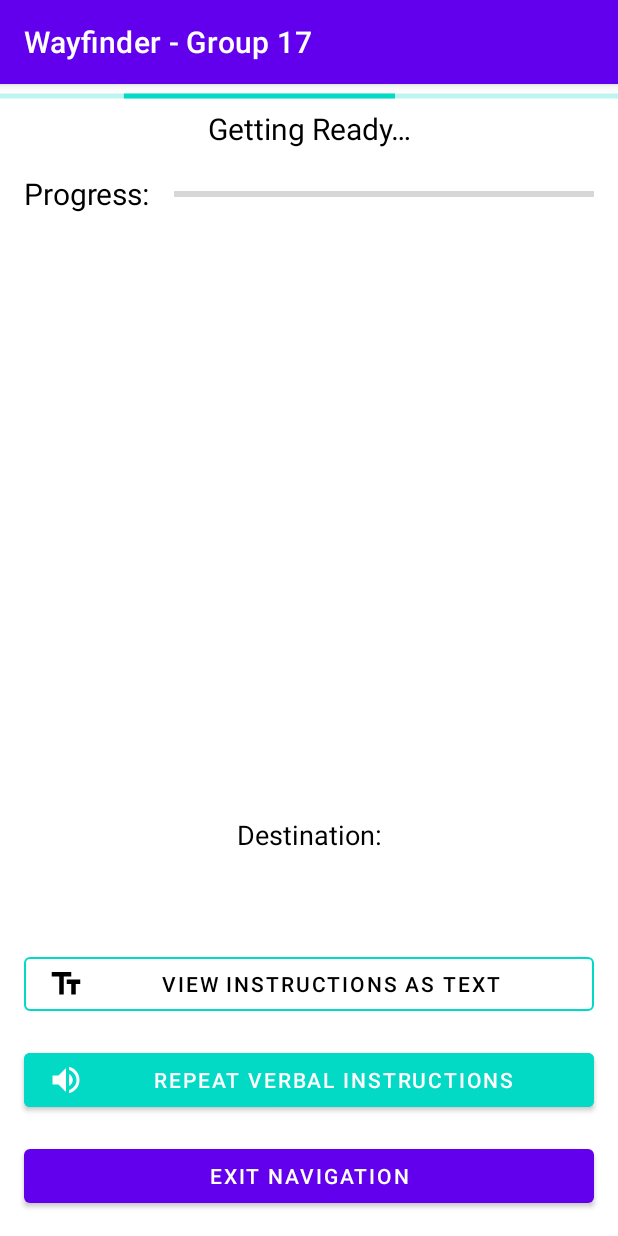
After one commit to Victoria-Cimpu/Wayfinder_Group17, an Android app: the Wayfinder screen opened directly, with no data from a screen before it, on a phone screen of 412 x 824 dp. The commit adds this screen. Run offline under Robolectric (Android 15) with nearby library versions, the phone set to English and light mode, and no system bars.

Commit message:
Implemented Wayfinder to the master project

```diff
--- a/MasterProject/app/src/main/AndroidManifest.xml
+++ b/MasterProject/app/src/main/AndroidManifest.xml
@@ -9,6 +9,9 @@
         android:roundIcon="@mipmap/ic_launcher_round"
         android:supportsRtl="true"
         android:theme="@style/Theme.MasterProject">
+        <activity
+            android:name=".Wayfinder"
+            android:exported="false" />
         <activity
             android:name=".CallDesk"
             android:exported="false" />
--- a/MasterProject/app/src/main/java/com/example/masterproject/CallDesk.java
+++ b/MasterProject/app/src/main/java/com/example/masterproject/CallDesk.java
@@ -57,6 +57,7 @@ public class CallDesk extends AppCompatActivity {
 
 
 
+    // Screen Swiping
     public boolean onTouchEvent(MotionEvent touchEvent){
         switch(touchEvent.getAction()){
             case MotionEvent.ACTION_DOWN:
@@ -66,9 +67,9 @@ public class CallDesk extends AppCompatActivity {
             case MotionEvent.ACTION_UP:
                 x2 = touchEvent.getX();
                 y2 = touchEvent.getY();
-                if(x1 <  x2){
-                    // No Left activity
-                    Intent i = new Intent(CallDesk.this, MainActivity.class);
+                if(x1 <  x2 && (x2-x1) > THRESHOLD){
+                    // Left activity
+                    Intent i = new Intent(CallDesk.this, Wayfinder.class);
                     startActivity(i);
                     overridePendingTransition(R.anim.slide_in_left, R.anim.slide_out_right);
                     finish();
--- a/MasterProject/app/src/main/java/com/example/masterproject/MainActivity.java
+++ b/MasterProject/app/src/main/java/com/example/masterproject/MainActivity.java
@@ -10,8 +10,11 @@ import android.view.View;
 import android.widget.Button;
 
 public class MainActivity extends AppCompatActivity {
+    float x1, x2, y1, y2;
+    static float THRESHOLD = 150;
     Button button_settings;
     Button button_calldesk;
+    Button button_wayfinder;
 
     @Override
     protected void onCreate(Bundle savedInstanceState) {
@@ -33,6 +36,14 @@ public class MainActivity extends AppCompatActivity {
                 openCallDesk();
             }
         });
+
+        button_wayfinder = (Button) findViewById(R.id.btn_wayfinder);
+        button_wayfinder.setOnClickListener(new View.OnClickListener() {
+            @Override
+            public void onClick(View v) {
+               openWayfinder();
+            }
+        });
     }
 
 
@@ -48,4 +59,32 @@ public class MainActivity extends AppCompatActivity {
         startActivity(i);
         overridePendingTransition(R.anim.slide_in_right, R.anim.slide_out_left);
     }
+
+    public void openWayfinder(){
+        Intent i = new Intent(MainActivity.this, Wayfinder.class);
+        startActivity(i);
+        overridePendingTransition(R.anim.slide_in_right, R.anim.slide_out_left);
+    }
+
+    // Screen Swiping
+    public boolean onTouchEvent(MotionEvent touchEvent){
+        switch(touchEvent.getAction()){
+            case MotionEvent.ACTION_DOWN:
+                x1 = touchEvent.getX();
+                y1 = touchEvent.getY();
+                break;
+            case MotionEvent.ACTION_UP:
+                x2 = touchEvent.getX();
+                y2 = touchEvent.getY();
+                if(x1 <  x2 && (x2-x1) > THRESHOLD){
+                    // Left activity
+
+                }else if(x1 > x2 && (x1-x2) > THRESHOLD){
+                    // Right activity
+                    openWayfinder();
+                }
+                break;
+        }
+        return false;
+    }
 }
--- a/MasterProject/app/src/main/java/com/example/masterproject/Settings.java
+++ b/MasterProject/app/src/main/java/com/example/masterproject/Settings.java
@@ -16,6 +16,7 @@ import android.content.Context;
 import android.widget.RadioButton;
 import android.widget.RadioGroup;
 import android.widget.TextView;
+import android.widget.Toast;
 
 
 public class Settings extends AppCompatActivity{
@@ -61,7 +62,9 @@ public class Settings extends AppCompatActivity{
             TTS_checkBox.setChecked(false);
         }
 
-        int fontSizeSel = sharedPreferences.getInt("FontSize",1);
+        int fontSizeSel = 1;
+        fontSizeSel = sharedPreferences.getInt("FontSize",1);
+
         RadioButton fSChoice = (RadioButton) FontSize.getChildAt(fontSizeSel);
         fSChoice.setChecked(true);
         setFontSize(fontSizeSel);
@@ -134,6 +137,7 @@ public class Settings extends AppCompatActivity{
         editor.commit();
     }
 
+    // Screen Swiping
     public boolean onTouchEvent(MotionEvent touchEvent){
         switch(touchEvent.getAction()){
             case MotionEvent.ACTION_DOWN:
@@ -143,8 +147,8 @@ public class Settings extends AppCompatActivity{
             case MotionEvent.ACTION_UP:
                 x2 = touchEvent.getX();
                 y2 = touchEvent.getY();
-                if(x1 <  x2){
-                    // No Left activity
+                if(x1 <  x2 && (x2-x1) > THRESHOLD){
+                    // Left activity
                     Intent i = new Intent(Settings.this, CallDesk.class);
                     startActivity(i);
                     overridePendingTransition(R.anim.slide_in_left, R.anim.slide_out_right);
--- /dev/null
+++ b/MasterProject/app/src/main/java/com/example/masterproject/Wayfinder.java
@@ -0,0 +1,46 @@
+package com.example.masterproject;
+
+import androidx.appcompat.app.AppCompatActivity;
+
+import android.content.Intent;
+import android.os.Bundle;
+import android.view.MotionEvent;
+
+public class Wayfinder extends AppCompatActivity {
+    float x1, x2, y1, y2;
+    static float THRESHOLD = 150;
+
+    @Override
+    protected void onCreate(Bundle savedInstanceState) {
+        super.onCreate(savedInstanceState);
+        setContentView(R.layout.activity_wayfinder);
+    }
+
+    // Screen Swiping
+    public boolean onTouchEvent(MotionEvent touchEvent){
+        switch(touchEvent.getAction()){
+            case MotionEvent.ACTION_DOWN:
+                x1 = touchEvent.getX();
+                y1 = touchEvent.getY();
+                break;
+            case MotionEvent.ACTION_UP:
+                x2 = touchEvent.getX();
+                y2 = touchEvent.getY();
+                if(x1 <  x2 && (x2-x1) > THRESHOLD){
+                    // Left activity
+                    Intent i = new Intent(Wayfinder.this, MainActivity.class);
+                    startActivity(i);
+                    overridePendingTransition(R.anim.slide_in_left, R.anim.slide_out_right);
+                    finish();
+                }else if(x1 > x2 && (x1-x2) > THRESHOLD){
+                    // Right activity
+                    Intent i = new Intent(Wayfinder.this, CallDesk.class);
+                    startActivity(i);
+                    overridePendingTransition(R.anim.slide_in_right, R.anim.slide_out_left);
+                    finish();
+                }
+                break;
+        }
+        return false;
+    }
+}
--- /dev/null
+++ b/MasterProject/app/src/main/res/drawable/ic_baseline_text_fields_24.xml
@@ -0,0 +1,10 @@
+<vector xmlns:android="http://schemas.android.com/apk/res/android"
+    android:width="24dp"
+    android:height="24dp"
+    android:tint="?attr/colorControlNormal"
+    android:viewportWidth="24"
+    android:viewportHeight="24">
+  <path
+      android:fillColor="@android:color/white"
+      android:pathData="M2.5,4v3h5v12h3V7h5V4H2.5zM21.5,9h-9v3h3v7h3v-7h3V9z" />
+</vector>
--- /dev/null
+++ b/MasterProject/app/src/main/res/drawable/ic_baseline_volume_up_24.xml
@@ -0,0 +1,10 @@
+<vector xmlns:android="http://schemas.android.com/apk/res/android"
+    android:width="24dp"
+    android:height="24dp"
+    android:tint="?attr/colorControlNormal"
+    android:viewportWidth="24"
+    android:viewportHeight="24">
+  <path
+      android:fillColor="@android:color/white"
+      android:pathData="M3,9v6h4l5,5L12,4L7,9L3,9zM16.5,12c0,-1.77 -1.02,-3.29 -2.5,-4.03v8.05c1.48,-0.73 2.5,-2.25 2.5,-4.02zM14,3.23v2.06c2.89,0.86 5,3.54 5,6.71s-2.11,5.85 -5,6.71v2.06c4.01,-0.91 7,-4.49 7,-8.77s-2.99,-7.86 -7,-8.77z" />
+</vector>
--- /dev/null
+++ b/MasterProject/app/src/main/res/layout/activity_wayfinder.xml
@@ -0,0 +1,153 @@
+<?xml version="1.0" encoding="utf-8"?>
+<androidx.constraintlayout.widget.ConstraintLayout xmlns:android="http://schemas.android.com/apk/res/android"
+    xmlns:tools="http://schemas.android.com/tools"
+    android:layout_width="match_parent"
+    android:layout_height="match_parent"
+    xmlns:app="http://schemas.android.com/apk/res-auto"
+    tools:context=".Wayfinder">
+
+    <androidx.constraintlayout.widget.ConstraintLayout
+        android:id="@+id/nav_main_loading"
+        android:layout_width="match_parent"
+        android:layout_height="wrap_content"
+        android:animateLayoutChanges="true"
+        app:layout_constraintTop_toTopOf="parent">
+
+        <ProgressBar
+            android:id="@+id/nav_main_loading_bar"
+            style="@style/Widget.AppCompat.ProgressBar.Horizontal"
+            android:layout_width="match_parent"
+            android:layout_height="wrap_content"
+            android:indeterminate="true"
+            android:indeterminateTint="?colorSecondary"
+            app:layout_constraintTop_toTopOf="parent" />
+
+        <TextView
+            android:id="@+id/nav_main_loading_text"
+            android:layout_width="match_parent"
+            android:layout_height="wrap_content"
+            android:text="@string/getting_ready"
+            android:textAlignment="center"
+            android:textColor="?colorOnBackground"
+            android:textSize="20sp"
+            app:layout_constraintTop_toBottomOf="@id/nav_main_loading_bar" />
+    </androidx.constraintlayout.widget.ConstraintLayout>
+
+    <androidx.constraintlayout.widget.ConstraintLayout
+        android:id="@+id/nav_main_nav"
+        android:layout_width="match_parent"
+        android:layout_height="0dp"
+        android:animateLayoutChanges="true"
+        app:layout_constraintBottom_toTopOf="@id/nav_main_exit"
+        app:layout_constraintTop_toBottomOf="@id/nav_main_loading">
+
+        <TextView
+            android:id="@+id/nav_main_progress_text"
+            android:layout_width="wrap_content"
+            android:layout_height="wrap_content"
+            android:layout_margin="@dimen/text_margin"
+            android:text="@string/progress"
+            android:textColor="?colorOnBackground"
+            android:textSize="20sp"
+            app:layout_constraintStart_toStartOf="parent"
+            app:layout_constraintTop_toTopOf="parent" />
+
+        <ProgressBar
+            android:id="@+id/nav_main_progress_bar"
+            style="@style/Widget.AppCompat.ProgressBar.Horizontal"
+            android:layout_width="0dp"
+            android:layout_height="wrap_content"
+            android:layout_margin="@dimen/text_margin"
+            android:indeterminate="false"
+            android:progress="0"
+            android:progressTint="?colorSecondary"
+            app:layout_constraintBottom_toBottomOf="@id/nav_main_progress_text"
+            app:layout_constraintEnd_toEndOf="parent"
+            app:layout_constraintStart_toEndOf="@id/nav_main_progress_text"
+            app:layout_constraintTop_toTopOf="@id/nav_main_progress_text" />
+
+        <TextView
+            android:id="@+id/nav_main_summary"
+            android:layout_width="match_parent"
+            android:layout_height="wrap_content"
+            android:layout_margin="@dimen/text_margin"
+            android:textAlignment="center"
+            android:textColor="?colorOnBackground"
+            android:textSize="35sp"
+            app:layout_constraintTop_toBottomOf="@id/nav_main_progress_text" />
+
+        <ImageView
+            android:id="@+id/nav_main_icon"
+            android:layout_width="0dp"
+            android:layout_height="0dp"
+            android:layout_margin="@dimen/text_margin"
+            android:contentDescription="@string/image_of_general_direction_to_move_in"
+            android:maxWidth="40sp"
+            android:maxHeight="40sp"
+            app:layout_constraintBottom_toTopOf="@id/nav_main_label_destination"
+            app:layout_constraintEnd_toEndOf="parent"
+            app:layout_constraintStart_toStartOf="parent"
+            app:layout_constraintTop_toBottomOf="@id/nav_main_summary" />
+
+        <TextView
+            android:id="@+id/nav_main_label_destination"
+            android:layout_width="match_parent"
+            android:layout_height="wrap_content"
+            android:layout_margin="@dimen/text_margin"
+            android:text="@string/destination"
+            android:textAlignment="center"
+            android:textColor="?colorOnBackground"
+            android:textSize="18sp"
+            app:layout_constraintBottom_toTopOf="@id/nav_main_destination" />
+
+        <TextView
+            android:id="@+id/nav_main_destination"
+            android:layout_width="match_parent"
+            android:layout_height="wrap_content"
+            android:layout_margin="@dimen/text_margin"
+            android:textAlignment="center"
+            android:textColor="?colorOnBackground"
+            android:textSize="23sp"
+            app:layout_constraintBottom_toTopOf="@id/nav_main_text" />
+
+        <Button
+            android:id="@+id/nav_main_text"
+            style="@style/Widget.MaterialComponents.Button.OutlinedButton"
+            android:layout_width="0dp"
+            android:layout_height="wrap_content"
+            android:layout_margin="@dimen/text_margin"
+            android:text="@string/view_instructions_as_text"
+            android:textColor="?colorOnBackground"
+            app:icon="@drawable/ic_baseline_text_fields_24"
+            app:iconTint="?colorOnBackground"
+            app:layout_constraintBottom_toTopOf="@id/nav_main_tts"
+            app:layout_constraintEnd_toEndOf="parent"
+            app:layout_constraintStart_toStartOf="parent"
+            app:rippleColor="?colorSecondary"
+            app:strokeColor="?colorSecondary" />
+
+        <Button
+            android:id="@+id/nav_main_tts"
+            android:layout_width="0dp"
+            android:layout_height="wrap_content"
+            android:layout_margin="@dimen/text_margin"
+            android:backgroundTint="?colorSecondary"
+            android:text="@string/repeat_verbal_instructions"
+            app:icon="@drawable/ic_baseline_volume_up_24"
+            app:layout_constraintBottom_toBottomOf="parent"
+            app:layout_constraintEnd_toEndOf="parent"
+            app:layout_constraintStart_toStartOf="parent" />
+
+    </androidx.constraintlayout.widget.ConstraintLayout>
+
+    <Button
+        android:id="@+id/nav_main_exit"
+        android:layout_width="0dp"
+        android:layout_height="wrap_content"
+        android:layout_margin="@dimen/text_margin"
+        android:text="@string/exit_navigation"
+        app:layout_constraintBottom_toBottomOf="parent"
+        app:layout_constraintEnd_toEndOf="parent"
+        app:layout_constraintStart_toStartOf="parent" />
+
+</androidx.constraintlayout.widget.ConstraintLayout>
--- /dev/null
+++ b/MasterProject/app/src/main/res/values/dimens.xml
@@ -0,0 +1,7 @@
+<resources xmlns:tools="http://schemas.android.com/tools">
+    <!-- Default screen margins, per the Android Design guidelines. -->
+    <dimen name="activity_horizontal_margin" tools:keep="@dimen/activity_horizontal_margin">16dp
+    </dimen>
+    <dimen name="activity_vertical_margin" tools:keep="@dimen/activity_vertical_margin">16dp</dimen>
+    <dimen name="text_margin">16dp</dimen>
+</resources>
--- a/MasterProject/app/src/main/res/values/strings.xml
+++ b/MasterProject/app/src/main/res/values/strings.xml
@@ -7,4 +7,11 @@
     <string name="button_question">FAQ</string>
     <string name="button_settings">Settings</string>
     <string name="button_lang">Français</string>
+    <string name="getting_ready">Getting Ready…</string>
+    <string name="progress">Progress:</string>
+    <string name="image_of_general_direction_to_move_in">Image of general direction to move in</string>
+    <string name="destination">Destination:</string>
+    <string name="view_instructions_as_text">View Instructions as Text</string>
+    <string name="repeat_verbal_instructions">Repeat Verbal Instructions</string>
+    <string name="exit_navigation">Exit Navigation</string>
 </resources>
```
